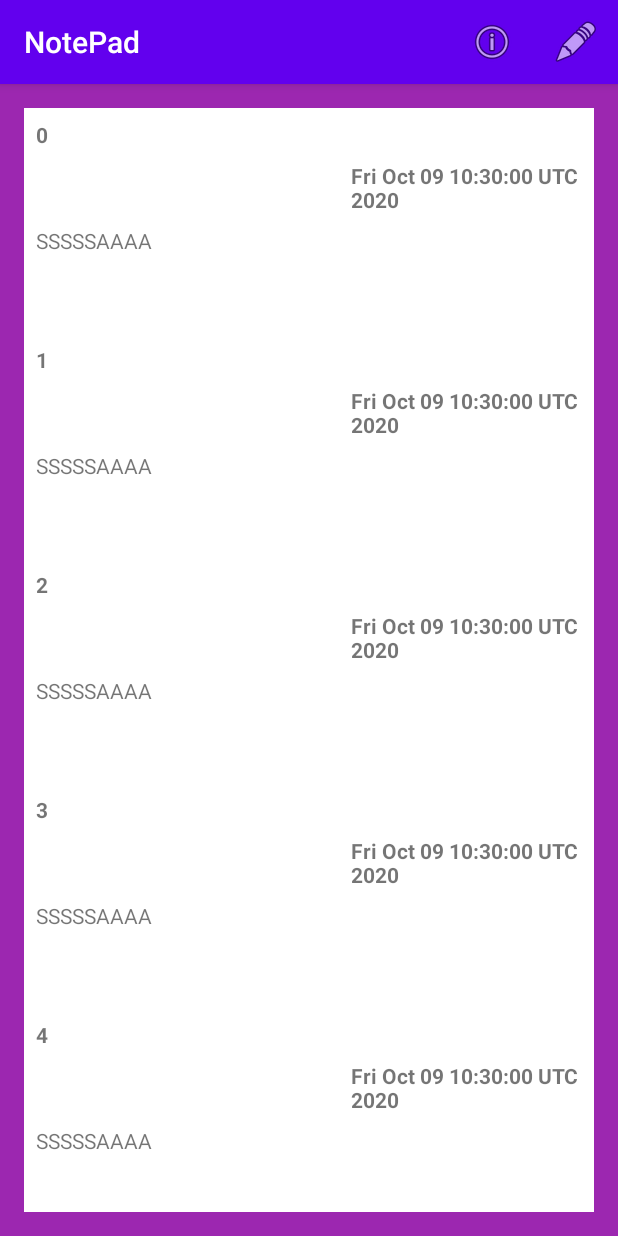
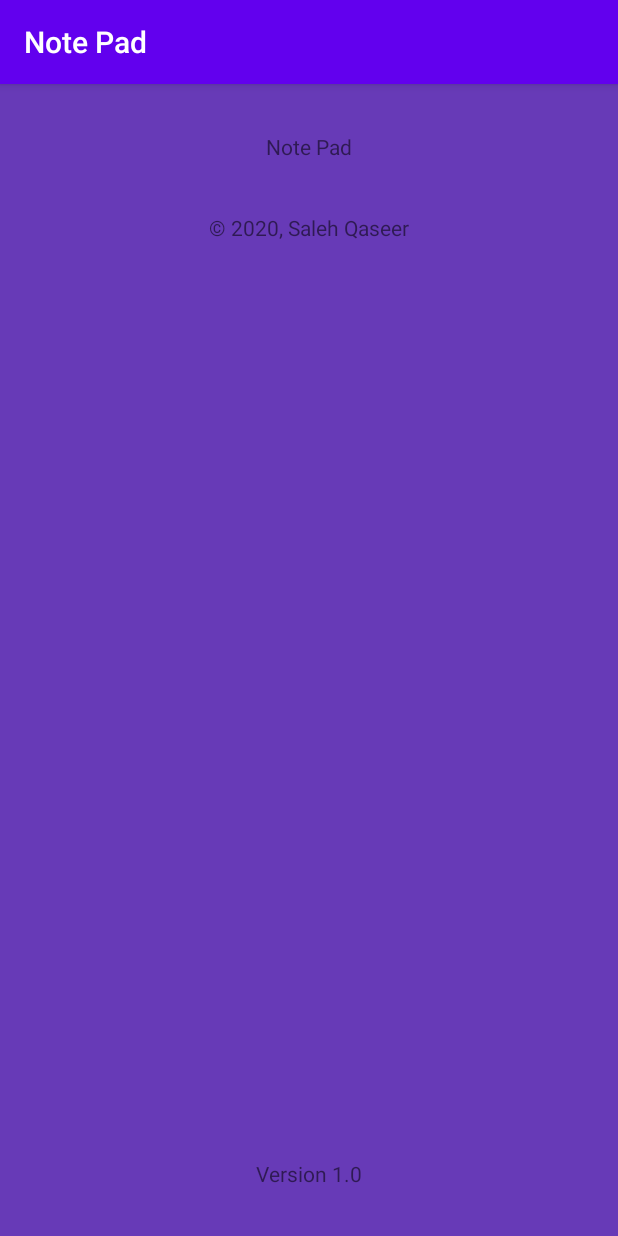
Before and after one commit to salehkai999/NotePad, an Android app: the screen it shows after launch (MainActivity before the commit, InfoActivity after it), after a tap on "Info", on a phone screen of 412 x 824 dp. Run offline under Robolectric (Android 15) with nearby library versions, the phone set to English and light mode, and no system bars.

Commit message:
Added Info Activity.

```diff
--- a/app/src/main/AndroidManifest.xml
+++ b/app/src/main/AndroidManifest.xml
@@ -9,6 +9,7 @@
         android:roundIcon="@mipmap/ic_launcher_round"
         android:supportsRtl="true"
         android:theme="@style/AppTheme">
+        <activity android:name=".InfoActivity"></activity>
         <activity android:name=".MainActivity">
             <intent-filter>
                 <action android:name="android.intent.action.MAIN" />
--- /dev/null
+++ b/app/src/main/java/com/saleh/notepad/InfoActivity.java
@@ -0,0 +1,14 @@
+package com.saleh.notepad;
+
+import androidx.appcompat.app.AppCompatActivity;
+
+import android.os.Bundle;
+
+public class InfoActivity extends AppCompatActivity {
+
+    @Override
+    protected void onCreate(Bundle savedInstanceState) {
+        super.onCreate(savedInstanceState);
+        setContentView(R.layout.activity_info);
+    }
+}
--- a/app/src/main/java/com/saleh/notepad/MainActivity.java
+++ b/app/src/main/java/com/saleh/notepad/MainActivity.java
@@ -4,6 +4,7 @@
 import androidx.recyclerview.widget.LinearLayoutManager;
 import androidx.recyclerview.widget.RecyclerView;
 
+import android.content.Intent;
 import android.os.Bundle;
 import android.view.Menu;
 import android.view.MenuItem;
@@ -58,7 +59,8 @@
     }
 
     private void openInfo() {
-
+        Intent intent = new Intent(this,InfoActivity.class);
+        startActivity(intent);
     }
 
 }
--- /dev/null
+++ b/app/src/main/res/layout/activity_info.xml
@@ -0,0 +1,41 @@
+<?xml version="1.0" encoding="utf-8"?>
+<androidx.constraintlayout.widget.ConstraintLayout xmlns:android="http://schemas.android.com/apk/res/android"
+    xmlns:app="http://schemas.android.com/apk/res-auto"
+    xmlns:tools="http://schemas.android.com/tools"
+    android:layout_width="match_parent"
+    android:layout_height="match_parent"
+    android:background="#673AB7"
+    tools:context=".InfoActivity">
+
+    <TextView
+        android:id="@+id/appname"
+        android:layout_width="wrap_content"
+        android:layout_height="22dp"
+        android:layout_marginStart="32dp"
+        android:layout_marginTop="32dp"
+        android:layout_marginEnd="32dp"
+        android:text="@string/app_name"
+        app:layout_constraintEnd_toEndOf="parent"
+        app:layout_constraintStart_toStartOf="parent"
+        app:layout_constraintTop_toTopOf="parent" />
+
+    <TextView
+        android:id="@+id/copyright"
+        android:layout_width="wrap_content"
+        android:layout_height="wrap_content"
+        android:layout_marginTop="32dp"
+        android:text="@string/_2020_saleh_qaseer"
+        app:layout_constraintEnd_toEndOf="parent"
+        app:layout_constraintStart_toStartOf="parent"
+        app:layout_constraintTop_toBottomOf="@+id/appname" />
+
+    <TextView
+        android:id="@+id/version"
+        android:layout_width="wrap_content"
+        android:layout_height="wrap_content"
+        android:layout_marginBottom="32dp"
+        android:text="@string/version_1_0"
+        app:layout_constraintBottom_toBottomOf="parent"
+        app:layout_constraintEnd_toEndOf="parent"
+        app:layout_constraintStart_toStartOf="parent" />
+</androidx.constraintlayout.widget.ConstraintLayout>
--- a/app/src/main/res/layout/notes_row_layout.xml
+++ b/app/src/main/res/layout/notes_row_layout.xml
@@ -27,7 +27,6 @@
         android:layout_marginTop="8dp"
         android:layout_marginEnd="8dp"
         android:text="TextView"
-        android:textStyle="bold"
         app:layout_constraintEnd_toEndOf="parent"
         app:layout_constraintStart_toStartOf="@+id/guideline"
         app:layout_constraintTop_toBottomOf="@+id/titleTextView" />
--- a/app/src/main/res/values/strings.xml
+++ b/app/src/main/res/values/strings.xml
@@ -1,3 +1,6 @@
 <resources>
-    <string name="app_name">NotePad</string>
+    <string name="app_name">Note Pad</string>
+    <string name="notepad">Note Pad</string>
+    <string name="_2020_saleh_qaseer">© 2020, Saleh Qaseer</string>
+    <string name="version_1_0">Version 1.0</string>
 </resources>
```
